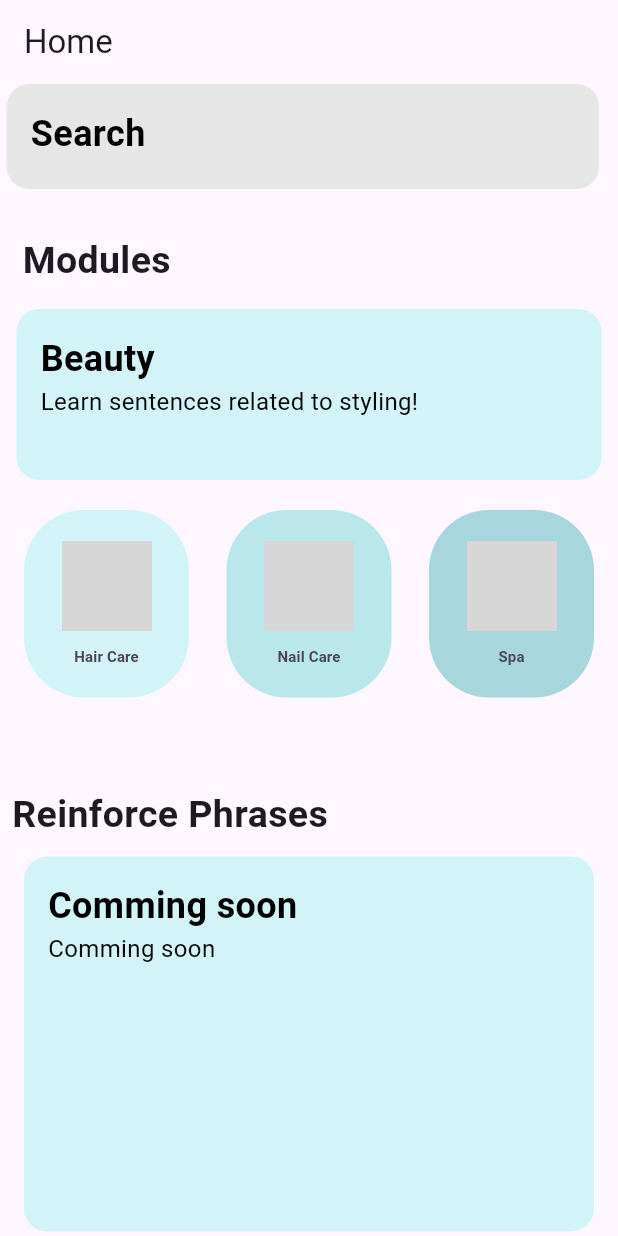
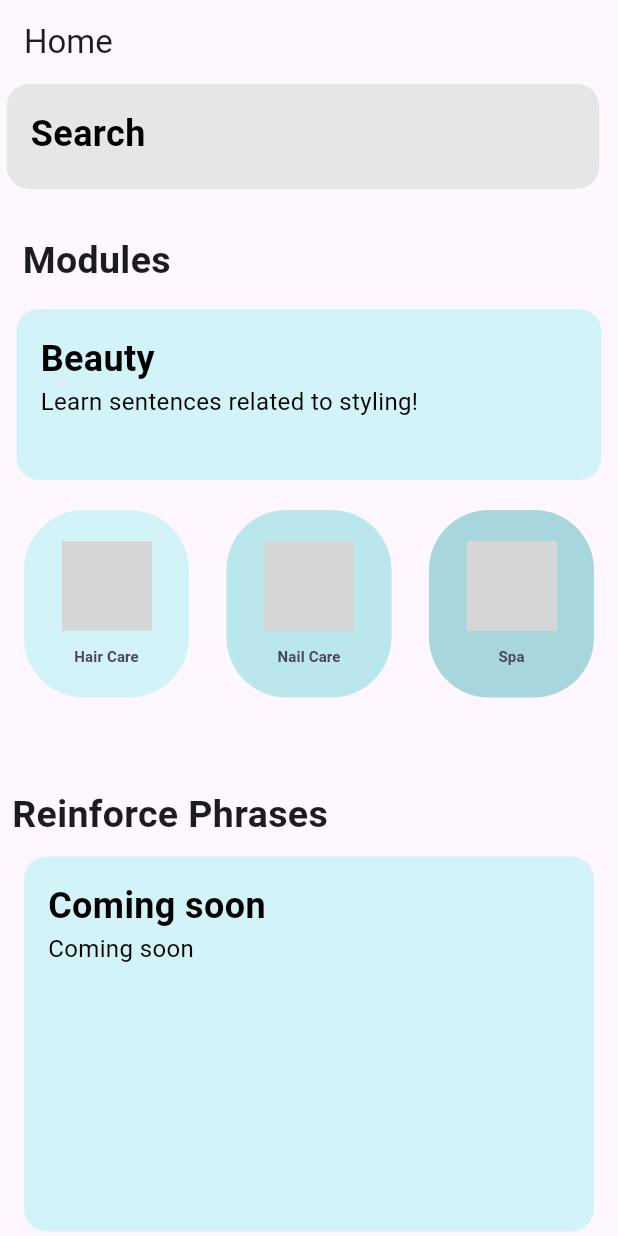
Before and after one commit to monsimb/CSCE3444_SoftwareEng, a Flutter app: the screen it shows after launch, swiped to page 3, on a phone screen of 412 x 824 dp. Run offline on Flutter 3.47's test engine with Material 3 defaults, Android fonts, the light colour scheme and no system bars; our stand-ins replace audioplayers; grey boxes are pictures that could not be loaded.

Commit message:
last minute additions for presentation

```diff
--- a/lib/main.dart
+++ b/lib/main.dart
@@ -356,9 +356,9 @@ class _HomePageState extends State<HomePage> with TickerProviderStateMixin {
           SizedBox(
               width: 380,
               height: 250,
-              child: banner('Comming soon',
+              child: banner('Coming soon',
                   backgroundColor: Color.fromARGB(255, 210, 244, 248),
-                  subtext: 'Comming soon')),
+                  subtext: 'Coming soon')),
         ],
       ),
     );
@@ -411,9 +411,9 @@ class _HomePageState extends State<HomePage> with TickerProviderStateMixin {
           SizedBox(
               width: 380,
               height: 250,
-              child: banner('Comming soon',
+              child: banner('Coming soon',
                   backgroundColor: Color.fromARGB(255, 252, 250, 207),
-                  subtext: 'Comming soon')),
+                  subtext: 'Coming soon')),
         ],
       ),
     );
@@ -755,7 +755,7 @@ class _ListeningState extends StatelessWidget {
                   child: FilledButton(
                     style: FilledButton.styleFrom(backgroundColor: Color.fromARGB(255, 175, 244, 198)),
                     onPressed: () {
-                      player.play(AssetSource('audio/Page16-Ask-for-Help.mp3'));
+                      player.play(AssetSource('audio/haveaniceday.mp3'));
                     },
                     child: const Text(
                       'Listen',
--- a/pubspec.yaml
+++ b/pubspec.yaml
@@ -70,6 +70,7 @@ flutter:
     - assets\listening.png.png
 
     - assets\audio\Page16-Ask-for-Help.mp3
+    - assets\audio\haveaniceday.mp3
 
     - assets\SampleReinforce
     - assets\Words&Phrases
```
Also changed, not shown: assets/greetings_icon.png.
